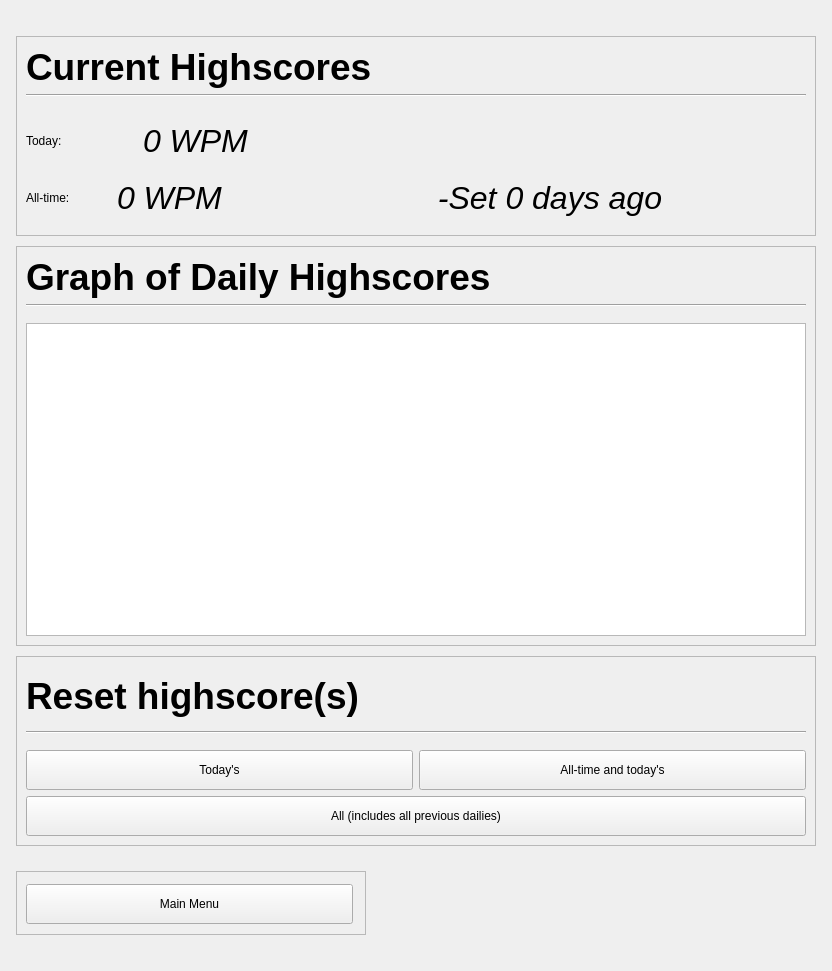
Above: speed-typer/source_ui/statsWindow.ui from Rolv-Apneseth/ps-typer before the change. Below: the same form after it.
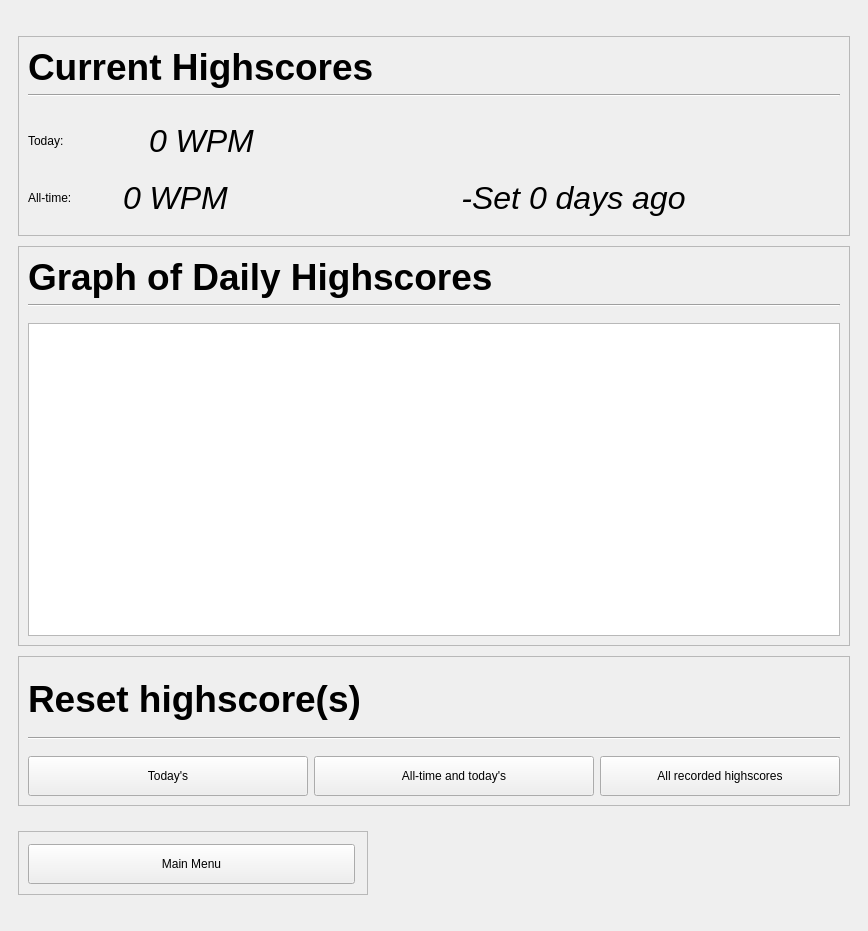
That is the form after the change. Custom widgets are drawn as their Qt base class.

Commit message: Restructured reset highscores frame

What changed in the file:
```diff
--- a/speed-typer/source_ui/statsWindow.ui
+++ b/speed-typer/source_ui/statsWindow.ui
@@ -6,8 +6,8 @@
    <rect>
     <x>0</x>
     <y>0</y>
-    <width>832</width>
-    <height>971</height>
+    <width>868</width>
+    <height>931</height>
    </rect>
   </property>
   <property name="windowTitle">
@@ -350,7 +350,7 @@
        <property name="minimumSize">
         <size>
          <width>0</width>
-         <height>190</height>
+         <height>150</height>
         </size>
        </property>
        <property name="frameShape">
@@ -447,13 +447,6 @@
               </property>
              </widget>
             </item>
-           </layout>
-          </item>
-          <item>
-           <layout class="QHBoxLayout" name="horizontalLayout_6">
-            <property name="topMargin">
-             <number>0</number>
-            </property>
             <item>
              <widget class="QPushButton" name="buttonResetAll">
               <property name="sizePolicy">
@@ -469,7 +462,7 @@
                </size>
               </property>
               <property name="text">
-               <string>All (includes all previous dailies)</string>
+               <string>All recorded highscores</string>
               </property>
              </widget>
             </item>
```
Left out of the diff: 4 changed lines with no effect on the pictures. The commit also changes 1 other file.
